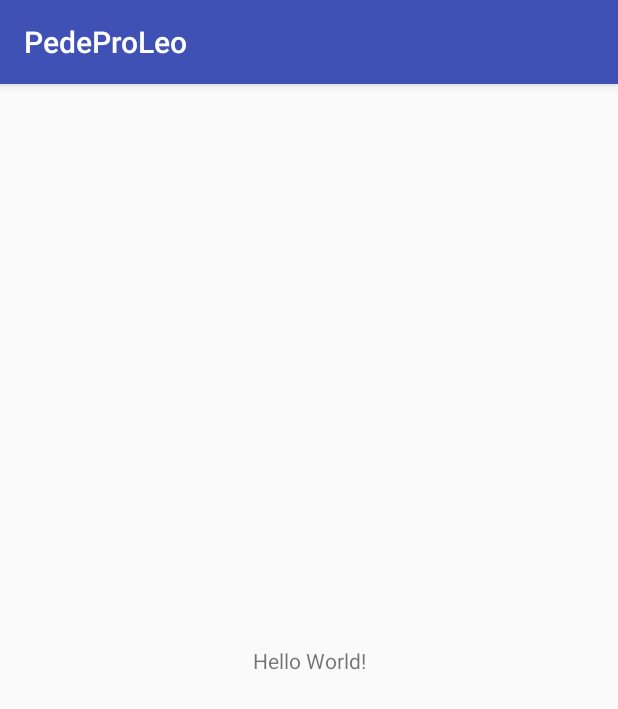
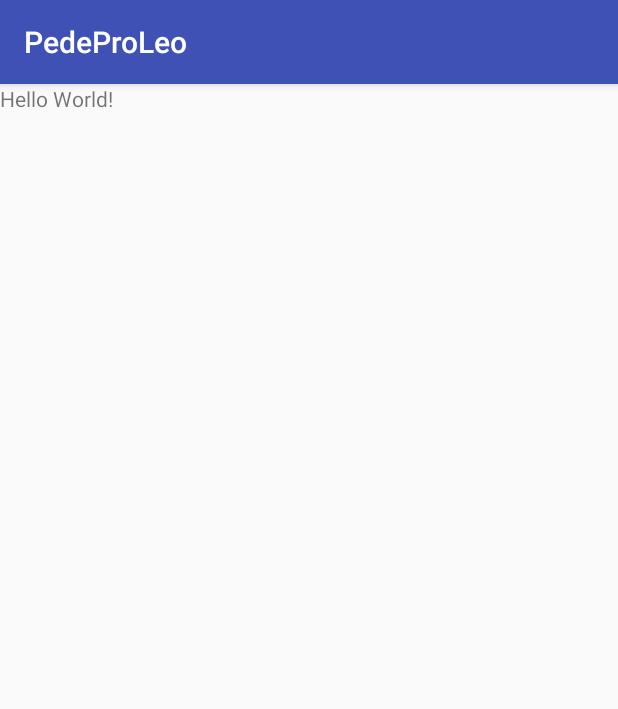
Before and after one commit to Gabrielonze/PedeProLeo, an Android app: the screen it shows after launch (MainActivity), on a phone screen of 412 x 824 dp. Shown: the top 709 px of the screen. Run offline under Robolectric (Android 15) with nearby library versions, the phone set to English and light mode, and no system bars.

Commit message:
linear layout

```diff
--- a/app/src/main/res/layout/activity_main.xml
+++ b/app/src/main/res/layout/activity_main.xml
@@ -1,10 +1,11 @@
 <?xml version="1.0" encoding="utf-8"?>
-<android.support.constraint.ConstraintLayout xmlns:android="http://schemas.android.com/apk/res/android"
+<LinearLayout xmlns:android="http://schemas.android.com/apk/res/android"
     xmlns:app="http://schemas.android.com/apk/res-auto"
     xmlns:tools="http://schemas.android.com/tools"
     android:layout_width="match_parent"
     android:layout_height="match_parent"
-    tools:context=".MainActivity">
+    tools:context=".MainActivity"
+    android:orientation="vertical">
 
     <TextView
         android:layout_width="wrap_content"
@@ -15,4 +16,4 @@
         app:layout_constraintRight_toRightOf="parent"
         app:layout_constraintTop_toTopOf="parent" />
 
-</android.support.constraint.ConstraintLayout>
+</LinearLayout>
```
